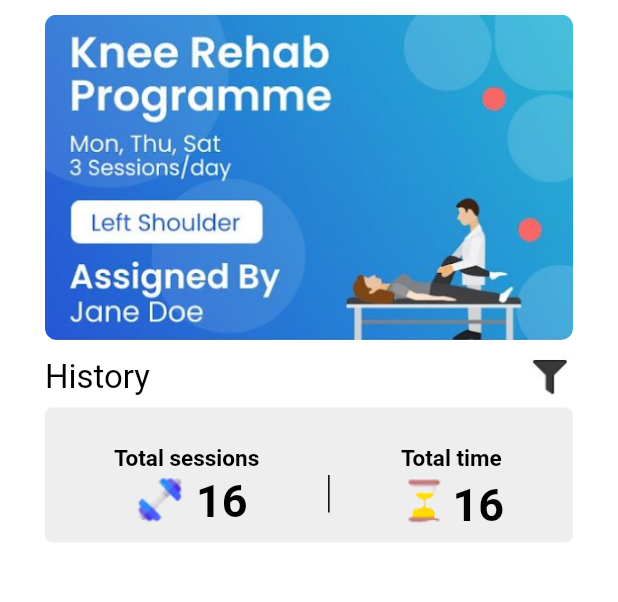
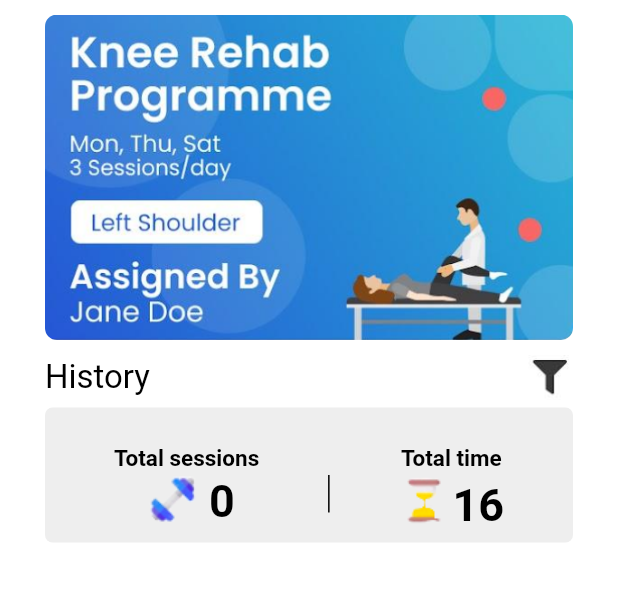
Before and after one commit to ArjunMalhotra07/rehab, a Flutter app: the RehabPage screen opened by its route, on a phone screen of 412 x 824 dp, the part 53-655 px from its top. Run offline on Flutter 3.47's test engine with Material 2 defaults, Android fonts, the phone set to English and light mode, and no system bars; our stand-ins replace another_flushbar, firebase_auth, firebase_core, firebase_database, fluttertoast, get and 1 more; accounts and stored records are empty.

```diff
--- a/lib/view/home_page.dart
+++ b/lib/view/home_page.dart
@@ -64,7 +64,8 @@ class _HomePageState extends State<HomePage> {
         child: Stack(
           children: [
             SizedBox(
-              child: ListView(children: [
+              child:
+                  ListView(physics: const BouncingScrollPhysics(), children: [
                 name == null
                     ? TextStyleWidget.textStyle("Good Morning \n", 35,
                         c: Constants.blackShade)
--- a/lib/view/rehab_page.dart
+++ b/lib/view/rehab_page.dart
@@ -4,8 +4,11 @@ import 'package:firebase_auth/firebase_auth.dart';
 import 'package:firebase_database/firebase_database.dart';
 import 'package:firebase_database/ui/firebase_animated_list.dart';
 import 'package:flutter/material.dart';
+import 'package:get/get.dart';
+import 'package:rehab/main.dart';
 import 'package:rehab/utils/components/colors.dart';
 import 'package:rehab/utils/components/round_buttons.dart';
+import 'package:rehab/view_model/getter.dart';
 
 class RehabPage extends StatefulWidget {
   const RehabPage({super.key});
@@ -16,6 +19,16 @@ class RehabPage extends StatefulWidget {
 
 class _RehabPageState extends State<RehabPage> {
   final ref = FirebaseDatabase.instance.ref('');
+
+  final now = DateTime.now();
+  late ListenFirebase1 controller = Get.put(ListenFirebase1(""));
+  var uid = Constants().userId();
+  @override
+  void initState() {
+    super.initState();
+    controller = Get.put(ListenFirebase1(uid));
+    controller.funcGetAllEntries();
+  }
 
   @override
   Widget build(BuildContext context) {
@@ -31,6 +44,7 @@ class _RehabPageState extends State<RehabPage> {
       body: Padding(
         padding: const EdgeInsets.only(left: 30.0, right: 30),
         child: ListView(
+          physics: const BouncingScrollPhysics(),
           children: [
             const Text(
               "Rehab Programme",
@@ -72,7 +86,9 @@ class _RehabPageState extends State<RehabPage> {
                             Row(
                               children: [
                                 Image.asset('assets/dumb.png'),
-                                TextStyleWidget.textStyle("16", 30),
+                                Obx((() => TextStyleWidget.textStyle(
+                                    controller.totalCounterVar.value.toString(),
+                                    30)))
                               ],
                             )
                           ],
--- a/lib/view_model/getter.dart
+++ b/lib/view_model/getter.dart
@@ -29,5 +29,23 @@ class ListenFirebase1 extends GetxController {
     }
   }
 
-  int counterTest = 16;
+  RxInt totalCounterVar = 0.obs;
+  int get totalCounter => totalCounterVar.value;
+  setTotalCounter(int value) {
+    totalCounterVar.value = value;
+    update();
+  }
+
+  funcGetAllEntries() async {
+    int count = 0;
+    final ref = FirebaseDatabase.instance.ref('uids/$userId/sessions');
+    DatabaseEvent event = await ref.once();
+    var object = event.snapshot;
+    for (final json in object.children) {
+      for (final _ in json.children) {
+        count += 1;
+        setTotalCounter(count);
+      }
+    }
+  }
 }
```
